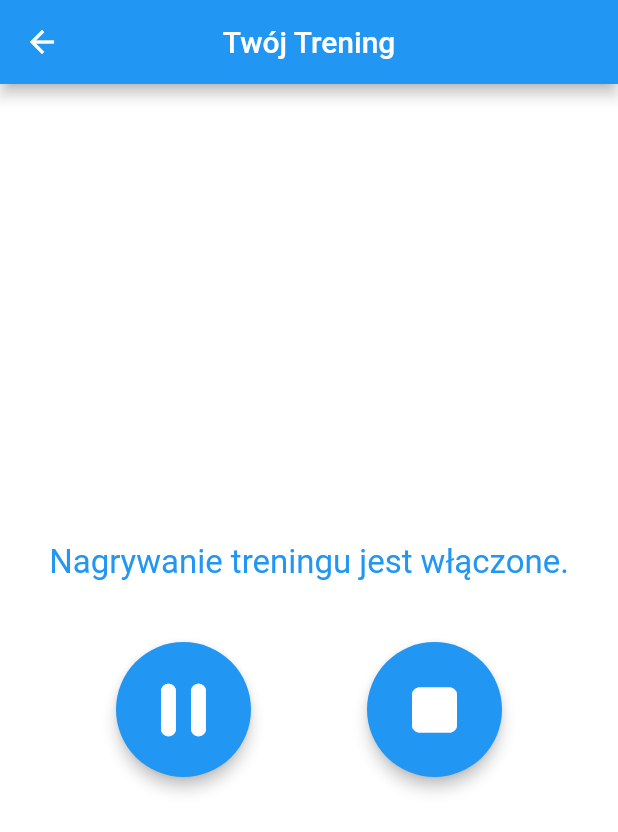
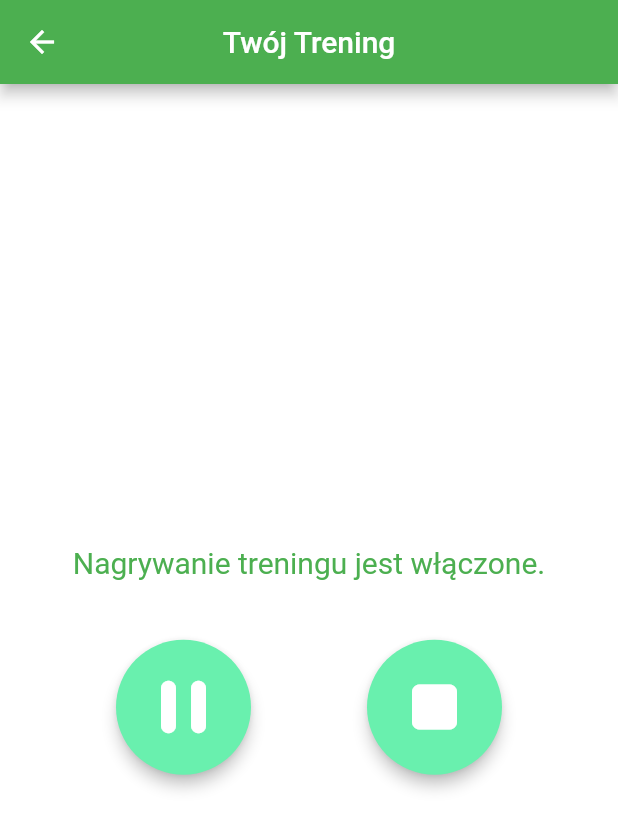
Before and after one commit to mecinas/KalSpal, a Flutter app: the WorkoutPage screen opened directly with empty values, after a tap on the "play arrow" icon, on a phone screen of 412 x 824 dp. Shown: the top 832 px of the screen. Run offline on Flutter 3.47's test engine with Material 2 defaults, Android fonts, the phone set to English and light mode, and no system bars; our stand-ins replace flutter_dotenv, flutter_secure_storage, location; missing offline and left inert: flutter_appauth, gpx; accounts and stored records are empty.

Commit message:
Change the color palette of application.

```diff
--- a/mobile-app/kalspal/lib/pages/workout_page.dart
+++ b/mobile-app/kalspal/lib/pages/workout_page.dart
@@ -62,7 +62,7 @@ class _WorkoutPageState extends State<WorkoutPage> {
                 ? (CircleButton(
                     icon: Icons.play_arrow_outlined,
                     iconColor: Theme.of(context).primaryColor,
-                    backgroundColor: Theme.of(context).backgroundColor,
+                    backgroundColor: Theme.of(context).buttonColor,
                     onPressed: () {
                       onPressedStartButton();
                       workoutStart = new DateTime.now();
@@ -121,29 +121,18 @@ class _WorkoutPageState extends State<WorkoutPage> {
   }
 
   Widget getSuitableButtonsSection() {
-    Color iconColor = Theme.of(context).primaryColor;
-    Color backgroundColor = Theme.of(context).accentColor;
-
     if (isRunning)
       return DoubleButtonsSection(
         icon: Icons.pause_rounded,
-        iconColor: iconColor,
-        backgroundColor: backgroundColor,
         onPressed: onPressedPauseButton,
         icon1: Icons.stop_rounded,
-        iconColor1: iconColor,
-        backgroundColor1: backgroundColor,
         onPressed1: onPressedStopButton,
       );
 
     return DoubleButtonsSection(
       icon: Icons.play_arrow_rounded,
-      iconColor: iconColor,
-      backgroundColor: backgroundColor,
       onPressed: onPressedStartButton,
       icon1: Icons.stop_rounded,
-      iconColor1: iconColor,
-      backgroundColor1: backgroundColor,
       onPressed1: onPressedStopButton,
     );
   }
--- a/mobile-app/kalspal/lib/widgets/double_buttons_section.dart
+++ b/mobile-app/kalspal/lib/widgets/double_buttons_section.dart
@@ -3,18 +3,12 @@ import 'circle_button.dart';
 
 class DoubleButtonsSection extends StatelessWidget {
   final IconData icon, icon1;
-  final Color iconColor, iconColor1;
-  final Color backgroundColor, backgroundColor1;
   final Function onPressed, onPressed1;
 
   DoubleButtonsSection({
     Key key,
     this.icon,
     this.icon1,
-    this.iconColor,
-    this.iconColor1,
-    this.backgroundColor,
-    this.backgroundColor1,
     this.onPressed,
     this.onPressed1,
   }) : super(key: key);
@@ -28,14 +22,14 @@ class DoubleButtonsSection extends StatelessWidget {
         children: <Widget>[
           CircleButton(
             icon: icon,
-            iconColor: iconColor,
-            backgroundColor: backgroundColor,
+            iconColor: Theme.of(context).primaryColor,
+            backgroundColor: Theme.of(context).buttonColor,
             onPressed: onPressed,
           ),
           CircleButton(
             icon: icon1,
-            iconColor: iconColor1,
-            backgroundColor: backgroundColor1,
+            iconColor: Theme.of(context).primaryColor,
+            backgroundColor: Theme.of(context).buttonColor,
             onPressed: onPressed1,
           ),
         ],
```
Also changed, not shown: mobile-app/kalspal/lib/main.dart (+10 -8 lines), mobile-app/kalspal/lib/widgets/profile.dart (+5 -5 lines), 1 other file.
